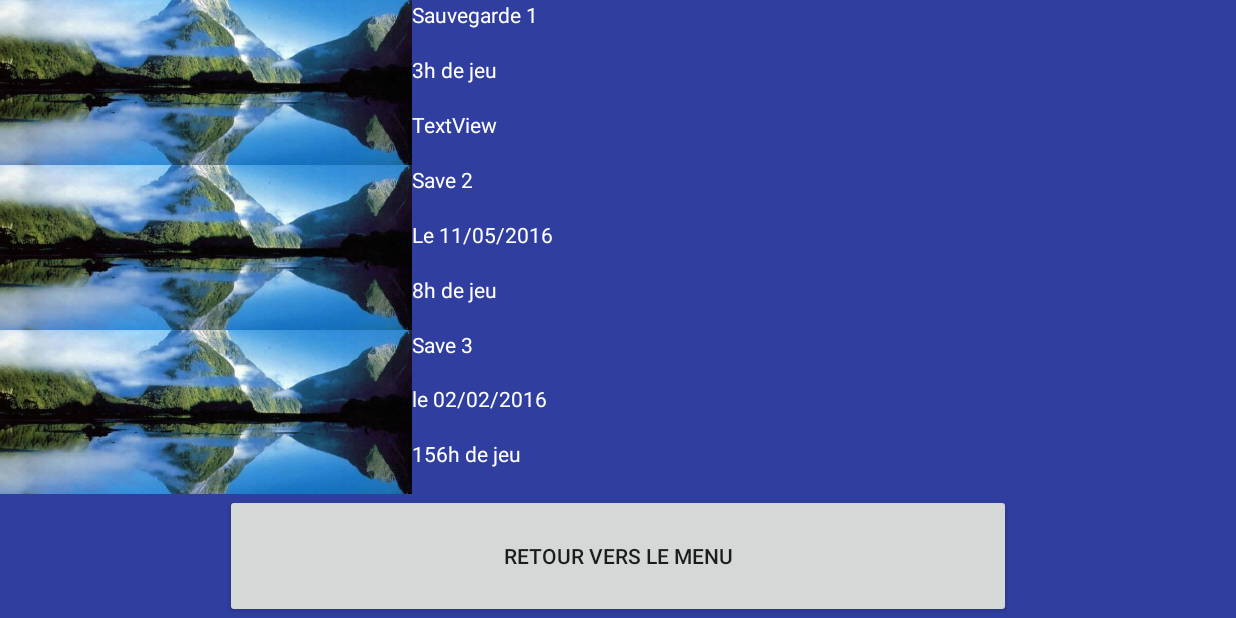
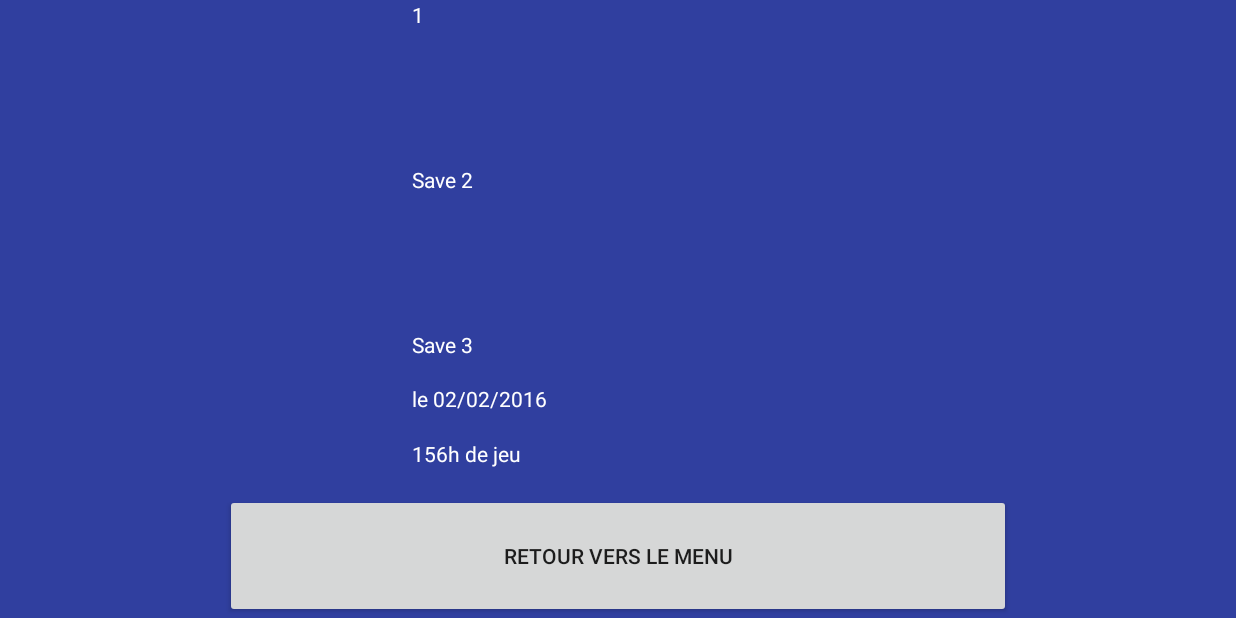
Before and after one commit to mmmaxou/Application-Histoire-Interactive, an Android app: the LoadActivity screen opened directly, with no data from a screen before it, on a phone screen of 824 x 412 dp (held sideways). Run offline under Robolectric (Android 15) with nearby library versions, the light colour scheme and no system bars.

Commit message:
Sauvegarde

```diff
--- a/Inkarma/app/src/main/java/com/example/maximilienpluchard/inkarma/LoadActivity.java
+++ b/Inkarma/app/src/main/java/com/example/maximilienpluchard/inkarma/LoadActivity.java
@@ -1,9 +1,11 @@
 package com.example.maximilienpluchard.inkarma;
 
 import android.content.Intent;
+import android.content.SharedPreferences;
 import android.os.Bundle;
 import android.support.v7.app.AppCompatActivity;
 import android.view.View;
+import android.widget.TextView;
 
 /**
  * Created by maximilien.pluchard on 14/10/16.
@@ -11,10 +13,26 @@ import android.view.View;
 
 public class LoadActivity extends AppCompatActivity {
 
+    static final String PREFS_NAME = "current";
     @Override
     protected void onCreate(Bundle savedInstanceState) {
         super.onCreate(savedInstanceState);
         setContentView(R.layout.activity_load);
+
+        Script script = new Script();
+
+        SharedPreferences settings = getSharedPreferences(PREFS_NAME, 0);
+        String save1 = settings.getString("autosave", null);
+
+        if (save1 != null) {
+            script.evaluate(save1);
+            int frame = script.getInt("frame");
+            TextView textView = (TextView) findViewById(R.id.textViewSaveID);
+            textView.setText(Integer.toString(frame));
+
+        }
+
+
     }
 
     public void onClickMenu(View view) {
--- a/Inkarma/app/src/main/java/com/example/maximilienpluchard/inkarma/MenuActivity.java
+++ b/Inkarma/app/src/main/java/com/example/maximilienpluchard/inkarma/MenuActivity.java
@@ -13,7 +13,7 @@ import android.widget.LinearLayout;
 
 public class MenuActivity extends AppCompatActivity {
 
-    static final String PREFS_NAME = "jkhkj";
+    static final String PREFS_NAME = "current";
 
 
     @RequiresApi(api = Build.VERSION_CODES.JELLY_BEAN_MR1)
@@ -44,7 +44,7 @@ public class MenuActivity extends AppCompatActivity {
         boolean valid = false;
 
         SharedPreferences settings = getSharedPreferences(PREFS_NAME, 0);
-        String save = settings.getString("save", null);
+        String save = settings.getString("autosave", null);
         if (save != null) {
             valid = true;
         }
@@ -78,7 +78,7 @@ public class MenuActivity extends AppCompatActivity {
         SharedPreferences settings = getSharedPreferences(MainActivity.PREFS_NAME, 0);
         SharedPreferences.Editor editor = settings.edit();
 
-        editor.putString("save",script.serialize());
+        editor.putString("autosave",script.serialize());
 
         // Commit the edits!
         editor.apply();
--- a/Inkarma/app/src/main/res/layout/activity_load.xml
+++ b/Inkarma/app/src/main/res/layout/activity_load.xml
@@ -22,7 +22,6 @@
             <ImageView
                 android:layout_width="0dp"
                 android:layout_height="wrap_content"
-                app:srcCompat="@drawable/frame1"
                 android:id="@+id/imageView"
                 android:layout_weight="1"
                 android:scaleType="centerCrop" />
@@ -42,7 +41,6 @@
                     android:textColor="@android:color/white" />
 
                 <TextView
-                    android:text="3h de jeu"
                     android:layout_width="match_parent"
                     android:layout_height="wrap_content"
                     android:id="@+id/textViewDate"
@@ -50,7 +48,6 @@
                     android:textColor="@android:color/white" />
 
                 <TextView
-                    android:text="TextView"
                     android:layout_width="match_parent"
                     android:layout_height="wrap_content"
                     android:id="@+id/textViewPlayTime"
@@ -69,7 +66,6 @@
             <ImageView
                 android:layout_width="0dp"
                 android:layout_height="wrap_content"
-                app:srcCompat="@drawable/frame1"
                 android:id="@+id/imageViewSaveID1"
                 android:layout_weight="1"
                 android:scaleType="centerCrop" />
@@ -89,7 +85,6 @@
                     android:textColor="@android:color/white" />
 
                 <TextView
-                    android:text="Le 11/05/2016"
                     android:layout_width="match_parent"
                     android:layout_height="wrap_content"
                     android:id="@+id/textViewDate1"
@@ -97,7 +92,6 @@
                     android:textColor="@android:color/white" />
 
                 <TextView
-                    android:text="8h de jeu"
                     android:layout_width="match_parent"
                     android:layout_height="wrap_content"
                     android:id="@+id/textViewPlayTime1"
@@ -116,7 +110,6 @@
             <ImageView
                 android:layout_width="0dp"
                 android:layout_height="wrap_content"
-                app:srcCompat="@drawable/frame1"
                 android:id="@+id/imageViewSaveID2"
                 android:layout_weight="1"
                 android:scaleType="centerCrop" />
```
Also changed, not shown: Inkarma/app/src/main/java/com/example/maximilienpluchard/inkarma/MainActivity.java (+5 -10 lines).
